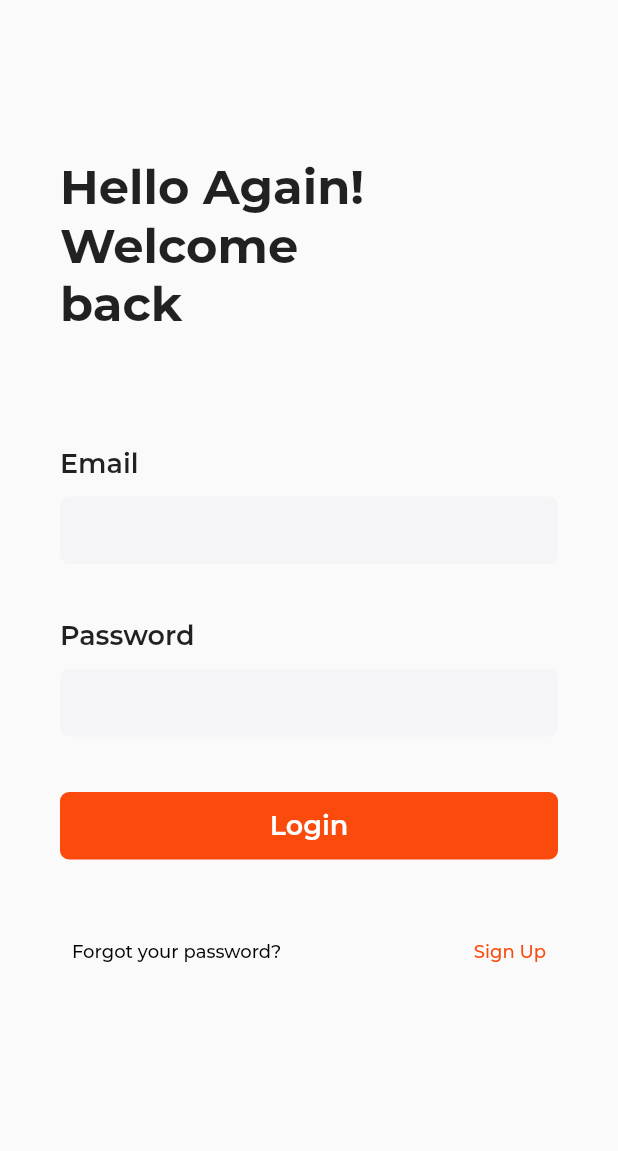
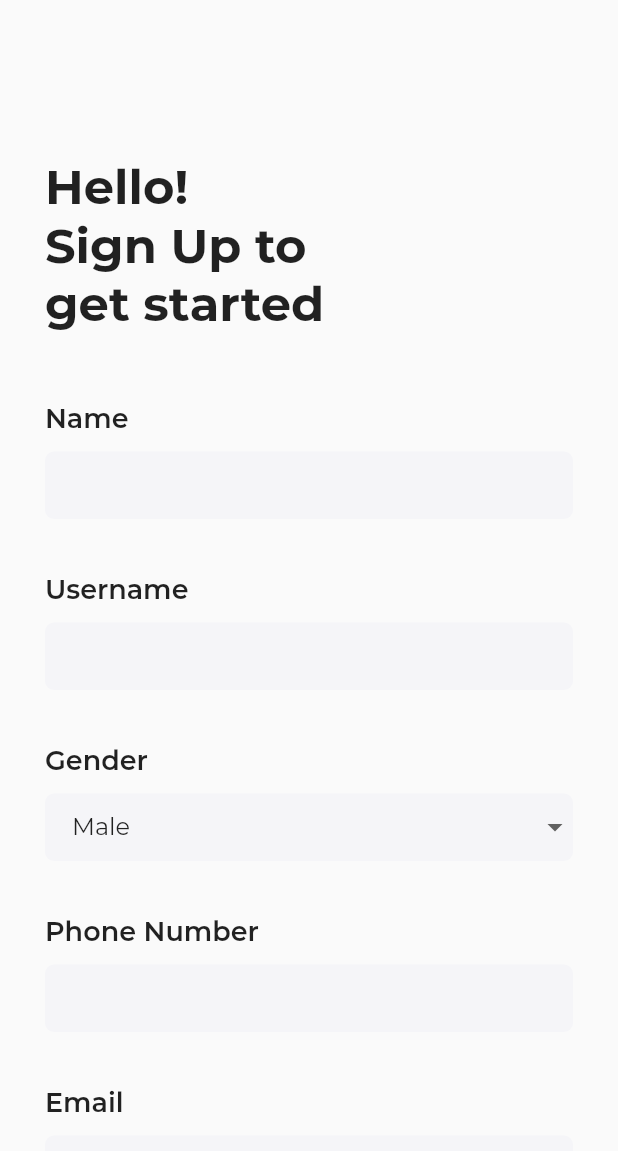
Before and after one commit to triartainyoman/buyer-profile-app, a Flutter app: the screen it shows after launch, after a tap on "Sign Up", on a phone screen of 412 x 824 dp. Shown: the top 1151 px of the screen. Run offline on Flutter 3.47's test engine with Material 2 defaults, Android fonts, the phone set to English and light mode, and no system bars.

Commit message:
Complete sign_up_screen.dart

```diff
--- /dev/null
+++ b/lib/buyer_data.dart
@@ -0,0 +1,5 @@
+// Gender List
+const List<String> genderList = [
+  'Male',
+  'Female',
+];
--- a/lib/main.dart
+++ b/lib/main.dart
@@ -1,4 +1,6 @@
+import 'package:buyer_profile_app/screens/forgot_password_screen.dart';
 import 'package:buyer_profile_app/screens/login_screen.dart';
+import 'package:buyer_profile_app/screens/sign_up_screen.dart';
 import 'package:flutter/material.dart';
 
 void main() {
@@ -11,7 +13,12 @@ class MyApp extends StatelessWidget {
     return MaterialApp(
       title: 'Furniture App',
       theme: ThemeData(),
-      home: LoginScreen(),
+      initialRoute: LoginScreen.id,
+      routes: {
+        LoginScreen.id: (context) => LoginScreen(),
+        SignUpScreen.id: (context) => SignUpScreen(),
+        ForgotPasswordScreen.id: (context) => ForgotPasswordScreen(),
+      },
     );
   }
 }
--- /dev/null
+++ b/lib/screens/forgot_password_screen.dart
@@ -0,0 +1,21 @@
+import 'package:flutter/material.dart';
+import 'package:buyer_profile_app/constants.dart';
+import 'package:buyer_profile_app/widgets/custom_button.dart';
+import 'package:buyer_profile_app/widgets/custom_text_button.dart';
+import 'package:buyer_profile_app/widgets/input_field.dart';
+
+class ForgotPasswordScreen extends StatefulWidget {
+  static String id = "forgot_password_screen";
+
+  @override
+  _ForgotPasswordScreenState createState() => _ForgotPasswordScreenState();
+}
+
+class _ForgotPasswordScreenState extends State<ForgotPasswordScreen> {
+  @override
+  Widget build(BuildContext context) {
+    return Container(
+      child: Text("Forgot Password"),
+    );
+  }
+}
--- a/lib/screens/login_screen.dart
+++ b/lib/screens/login_screen.dart
@@ -1,17 +1,26 @@
+import 'package:buyer_profile_app/screens/forgot_password_screen.dart';
+import 'package:buyer_profile_app/screens/sign_up_screen.dart';
+import 'package:flutter/material.dart';
 import 'package:buyer_profile_app/constants.dart';
 import 'package:buyer_profile_app/widgets/custom_button.dart';
 import 'package:buyer_profile_app/widgets/custom_text_button.dart';
 import 'package:buyer_profile_app/widgets/input_field.dart';
-import 'package:flutter/material.dart';
 
-class LoginScreen extends StatelessWidget {
+class LoginScreen extends StatefulWidget {
+  static String id = "login_screen";
+
+  @override
+  _LoginScreenState createState() => _LoginScreenState();
+}
+
+class _LoginScreenState extends State<LoginScreen> {
   @override
   Widget build(BuildContext context) {
     return Scaffold(
       body: SafeArea(
-        child: Padding(
-          padding: const EdgeInsets.symmetric(horizontal: 40.0),
-          child: SingleChildScrollView(
+        child: SingleChildScrollView(
+          child: Padding(
+            padding: const EdgeInsets.symmetric(horizontal: 40.0),
             child: Column(
               crossAxisAlignment: CrossAxisAlignment.start,
               children: [
@@ -22,15 +31,11 @@ class LoginScreen extends StatelessWidget {
                 SizedBox(height: 76.0),
                 Text("Email", style: kLabelTextStyle),
                 SizedBox(height: 11.0),
-                InputField(
-                  obscureText: false,
-                ),
+                InputField(obscureText: false),
                 SizedBox(height: 37.0),
                 Text("Password", style: kLabelTextStyle),
                 SizedBox(height: 11.0),
-                InputField(
-                  obscureText: true,
-                ),
+                InputField(obscureText: true),
                 SizedBox(height: 37.0),
                 CustomButton(
                   text: "Login",
@@ -42,13 +47,20 @@ class LoginScreen extends StatelessWidget {
                     CustomTextButton(
                       text: "Forgot your password?",
                       color: Colors.black,
+                      onPress: () {
+                        Navigator.pushNamed(context, ForgotPasswordScreen.id);
+                      },
                     ),
                     CustomTextButton(
                       text: "Sign Up",
                       color: kMainColor,
+                      onPress: () {
+                        Navigator.pushNamed(context, SignUpScreen.id);
+                      },
                     ),
                   ],
                 ),
+                SizedBox(height: 105.0),
               ],
             ),
           ),
--- /dev/null
+++ b/lib/screens/sign_up_screen.dart
@@ -0,0 +1,137 @@
+import 'package:flutter/material.dart';
+import 'login_screen.dart';
+import 'package:buyer_profile_app/constants.dart';
+import 'package:buyer_profile_app/widgets/custom_button.dart';
+import 'package:buyer_profile_app/widgets/custom_text_button.dart';
+import 'package:buyer_profile_app/widgets/input_field.dart';
+import 'package:buyer_profile_app/buyer_data.dart';
+
+enum Gender {
+  Male,
+  Female,
+}
+
+class SignUpScreen extends StatefulWidget {
+  static String id = "sign_up_screen";
+
+  @override
+  _SignUpScreenState createState() => _SignUpScreenState();
+}
+
+class _SignUpScreenState extends State<SignUpScreen> {
+  String selectedGender = 'Male';
+
+  DropdownButton<String> genderDropdown() {
+    return DropdownButton(
+      isExpanded: true,
+      value: selectedGender,
+      underline: SizedBox(),
+      items: genderList
+          .map(
+            (gender) => DropdownMenuItem(
+              child: Padding(
+                padding: const EdgeInsets.symmetric(horizontal: 18.0),
+                child: Text(
+                  gender,
+                  style: kInputTextStyle,
+                ),
+              ),
+              value: gender,
+            ),
+          )
+          .toList(),
+      onChanged: (value) {
+        setState(() {
+          selectedGender = value;
+          print(value);
+        });
+      },
+    );
+  }
+
+  @override
+  Widget build(BuildContext context) {
+    return Scaffold(
+      body: SafeArea(
+        child: SingleChildScrollView(
+          child: Padding(
+            padding: const EdgeInsets.symmetric(horizontal: 30.0),
+            child: Column(
+              crossAxisAlignment: CrossAxisAlignment.start,
+              children: [
+                SizedBox(height: 105.0),
+                Text("Hello!", style: kTitleTextStyle),
+                Text("Sign Up to", style: kTitleTextStyle),
+                Text("get started", style: kTitleTextStyle),
+                SizedBox(height: 46.0),
+                Text("Name", style: kLabelTextStyle),
+                SizedBox(height: 11),
+                InputField(obscureText: false),
+                SizedBox(height: 36),
+                Text("Username", style: kLabelTextStyle),
+                SizedBox(height: 11),
+                InputField(obscureText: false),
+                SizedBox(height: 36),
+                Text("Gender", style: kLabelTextStyle),
+                SizedBox(height: 11),
+                Container(
+                  width: double.infinity,
+                  height: 45.0,
+                  decoration: BoxDecoration(
+                    color: kSecondaryColor,
+                    borderRadius: BorderRadius.circular(6.0),
+                  ),
+                  child: genderDropdown(),
+                ),
+                SizedBox(height: 36),
+                Text("Phone Number", style: kLabelTextStyle),
+                SizedBox(height: 11),
+                InputField(
+                  obscureText: false,
+                  inputType: TextInputType.number,
+                ),
+                SizedBox(height: 36),
+                Text("Email", style: kLabelTextStyle),
+                SizedBox(height: 11.0),
+                InputField(obscureText: false),
+                SizedBox(height: 36.0),
+                Text("Password", style: kLabelTextStyle),
+                SizedBox(height: 11.0),
+                InputField(obscureText: true),
+                SizedBox(height: 36.0),
+                Text("Password", style: kLabelTextStyle),
+                SizedBox(height: 11.0),
+                InputField(obscureText: true),
+                SizedBox(height: 37.0),
+                CustomButton(
+                  text: "Sign Up",
+                ),
+                SizedBox(height: 37.0),
+                Row(
+                  children: [
+                    Text(
+                      "Already have an account?",
+                      style: TextStyle(
+                        fontSize: 12.0,
+                        fontFamily: 'Montserrat',
+                        fontWeight: FontWeight.w500,
+                      ),
+                    ),
+                    CustomTextButton(
+                      text: "Login",
+                      color: kMainColor,
+                      onPress: () {
+                        Navigator.pushNamed(context, LoginScreen.id);
+                      },
+                    )
+                  ],
+                ),
+                SizedBox(height: 105.0),
+              ],
+            ),
+          ),
+        ),
+      ),
+    );
+  }
+}
--- a/lib/widgets/custom_text_button.dart
+++ b/lib/widgets/custom_text_button.dart
@@ -1,16 +1,21 @@
+import 'package:buyer_profile_app/screens/sign_up_screen.dart';
 import 'package:flutter/material.dart';
 
 class CustomTextButton extends StatelessWidget {
-  CustomTextButton({@required this.text, @required this.color});
-
+  CustomTextButton({
+    @required this.text,
+    @required this.color,
+    @required this.onPress,
+  });
   final String text;
   final Color color;
+  final Function onPress;
 
   @override
   Widget build(BuildContext context) {
     return TextButton(
       // Belum ditambahkan onpressd nya
-      onPressed: () {},
+      onPressed: onPress,
       child: Text(
         text,
         style: TextStyle(
--- a/lib/widgets/input_field.dart
+++ b/lib/widgets/input_field.dart
@@ -2,8 +2,9 @@ import 'package:flutter/material.dart';
 import '../constants.dart';
 
 class InputField extends StatelessWidget {
-  InputField({@required this.obscureText});
+  InputField({@required this.obscureText, this.inputType});
   final bool obscureText;
+  final TextInputType inputType;
 
   @override
   Widget build(BuildContext context) {
@@ -14,7 +15,7 @@ class InputField extends StatelessWidget {
         borderRadius: BorderRadius.circular(6.0),
       ),
       child: TextFormField(
-        keyboardType: TextInputType.text,
+        keyboardType: inputType,
         obscureText: obscureText,
         decoration: InputDecoration(
           border: InputBorder.none,
```
